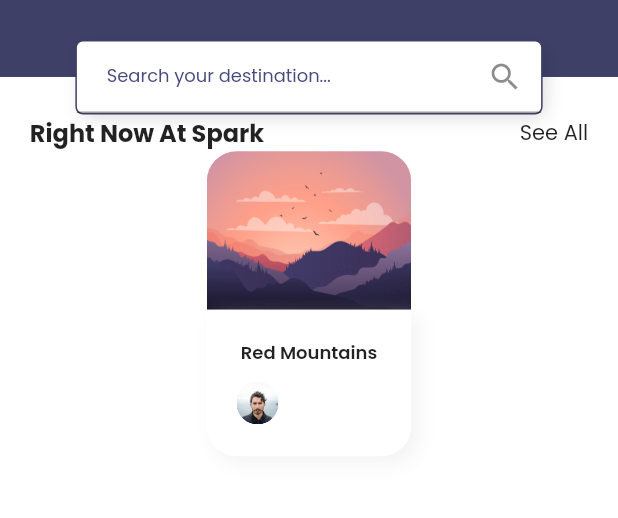
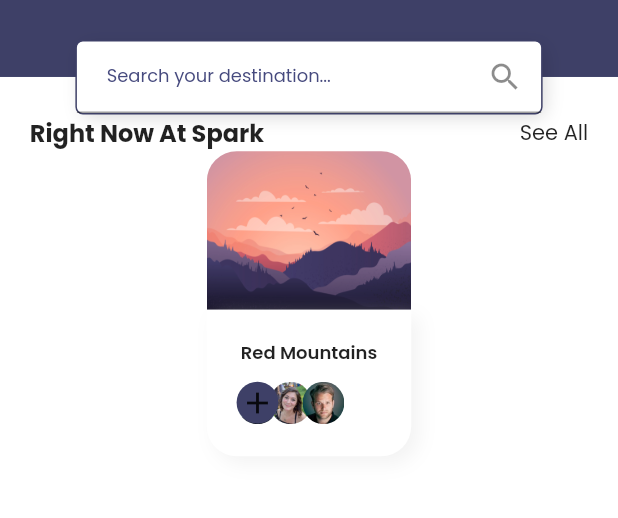
Before and after one commit to gun3486/Traveler, a Flutter app: the screen it shows after launch, on a phone screen of 412 x 824 dp, the part 393-911 px from its top. Run offline on Flutter 3.47's test engine with Material 2 defaults, Android fonts, the phone set to English and light mode, and no system bars; our stand-ins replace file, google_fonts.

Commit message:
+버튼만듬
+버튼만듬

```diff
--- a/tarvel/lib/screens/components/body.dart
+++ b/tarvel/lib/screens/components/body.dart
@@ -87,18 +87,32 @@ class Travelers extends StatelessWidget {
         children: [
          ...List.generate(travelSpots[0].users.length,
          (index) => Positioned(
-           left: 0,
-           child: buildTravelerFace(),
-         ))
+           left: (22 * index).toDouble(),
+           child: buildTravelerFace(index),
+         )),
+         SizedBox(
+          height: getProportionateScreenWidth(28),
+          width: getProportionateScreenWidth(28),
+          child: FlatButton(
+            padding: EdgeInsets.zero,
+            shape: RoundedRectangleBorder(
+              borderRadius: BorderRadius.circular(30)
+            ),
+            color: kPrimaryColor,
+             onPressed: () {},
+             child: Icon(Icons.add
+             )
+            ),
+         )
         ],
       ),
     );
   }
 
-  ClipOval buildTravelerFace() {
+  ClipOval buildTravelerFace(int index) {
     return ClipOval(
          child: Image.asset(
-          travelSpots[0].users[0].image,
+          travelSpots[0].users[index].image,
           height: getProportionateScreenHeight(28),
           width: getProportionateScreenWidth(28),
           fit: BoxFit.cover,
```
